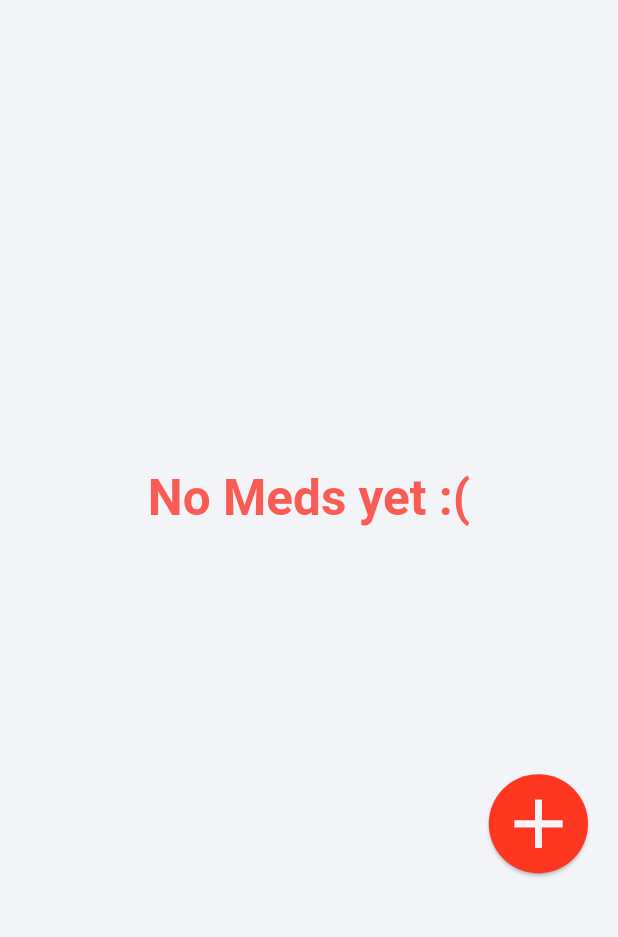
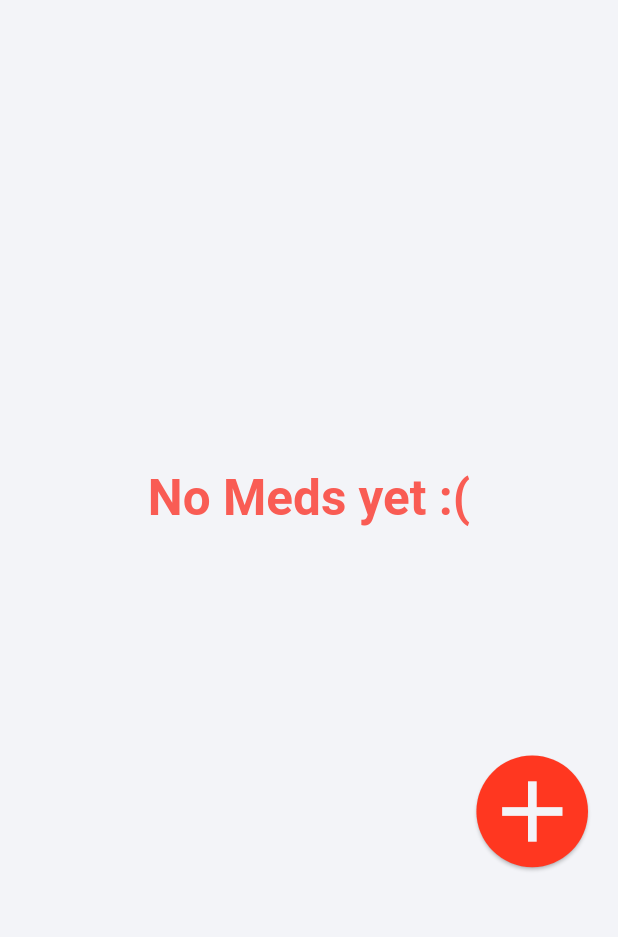
Before and after one commit to SaysonYhl/pillpal, a Flutter app: the HomePage screen opened directly, on a phone screen of 412 x 824 dp, the part 277-1214 px from its top. Run offline on Flutter 3.47's test engine with Material 3 defaults, Android fonts, the phone set to English and light mode, and no system bars; our stand-ins replace firebase_auth, firebase_core, google_fonts, google_sign_in, rxdart, shared_preferences and 2 more; accounts and stored records are empty.

Commit message:
final final finaaalll

```diff
--- a/lib/models/errors.dart
+++ b/lib/models/errors.dart
@@ -7,5 +7,3 @@ enum EntryError{
   startTime,
   none,
 }
-
-//saving the data via shared preferences
--- a/lib/pages/home_page.dart
+++ b/lib/pages/home_page.dart
@@ -46,15 +46,15 @@ class HomePage extends StatelessWidget {
           );
         },
         child: SizedBox(
-          width: 18.w,
-          height: 18.h,
+          width: 20.w,
+          height: 20.h,
           child: Card(
             color: kErrorBorderColor,
             shape: const CircleBorder(),
             child: Icon(
               Icons.add,
               color: kScaffoldColor,
-              size: 40.sp,
+              size: 50.sp,
             ),
           ),
         ),
--- a/lib/pages/medicine_details/medicine_details.dart
+++ b/lib/pages/medicine_details/medicine_details.dart
@@ -46,7 +46,7 @@ class _MedicineDetailsState extends State<MedicineDetails> {
             MainSection(medicine: widget.medicine),
             SizedBox(height: 10.h),
             ExtendedSection(medicine: widget.medicine),
-            Spacer(),
+            const Spacer(),
             SizedBox(
               width: 100.w,
               height: 7.h,
@@ -108,7 +108,7 @@ class _MedicineDetailsState extends State<MedicineDetails> {
                   _globalBloc.removeMedicine(widget.medicine);
                   Navigator.pushAndRemoveUntil(
                   context,
-                  MaterialPageRoute(builder: (context) => HomePage()),
+                  MaterialPageRoute(builder: (context) => const HomePage()),
                   (route) => false,
                 );
                 },
@@ -182,7 +182,7 @@ class MainSection extends StatelessWidget {
     return Row(
       mainAxisAlignment: MainAxisAlignment.spaceAround,
       children: [
-        makeIcon(7.h,),
+        makeIcon(10.h,),
         SizedBox(
           width: 2.w,
         ),
--- a/lib/pages/new_entry/new_entry_page.dart
+++ b/lib/pages/new_entry/new_entry_page.dart
@@ -305,7 +305,7 @@ class _NewEntryPageState extends State<NewEntryPage> {
         backgroundColor: kErrorBorderColor,
         content: Text(
           error,
-          style: TextStyle(color: Colors.white),
+          style: const TextStyle(color: Colors.white),
         ),
         duration: const Duration(milliseconds: 2000),
       ),
--- a/lib/pages/new_entry/success_screen/success_screen.dart
+++ b/lib/pages/new_entry/success_screen/success_screen.dart
@@ -19,7 +19,7 @@ class _SuccessScreenState extends State<SuccessScreen> {
     Timer(const Duration(milliseconds: 2500), () {
       Navigator.pushAndRemoveUntil(
         context,
-        MaterialPageRoute(builder: (context) => HomePage()),
+        MaterialPageRoute(builder: (context) => const HomePage()),
         (route) => false,
       );
     });
@@ -36,8 +36,8 @@ class _SuccessScreenState extends State<SuccessScreen> {
               Text('Medicine added successfully!',
                   style: Theme.of(context).textTheme.displaySmall!.copyWith(
                         color: kPrimaryColor,
-                        fontSize: 14.sp,
-                        fontWeight: FontWeight.normal,
+                        fontSize: 16.sp,
+                        fontWeight: FontWeight.w600,
                       )),
             ],
           ),
```
